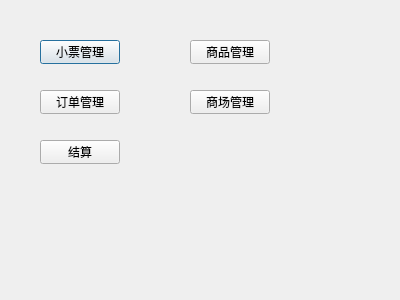
This is dialog.ui in cryring/myorder as Qt 5 draws it before an edit. The edited form follows.
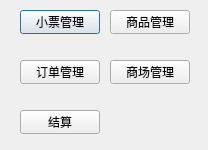
This is the edited form.

What changed in the file:
```diff
--- a/dialog.ui
+++ b/dialog.ui
@@ -6,8 +6,8 @@
    <rect>
     <x>0</x>
     <y>0</y>
-    <width>400</width>
-    <height>300</height>
+    <width>208</width>
+    <height>150</height>
    </rect>
   </property>
   <property name="windowTitle">
@@ -16,8 +16,8 @@
   <widget class="QPushButton" name="invoiceManageButton">
    <property name="geometry">
     <rect>
-     <x>40</x>
-     <y>40</y>
+     <x>20</x>
+     <y>10</y>
      <width>80</width>
      <height>24</height>
     </rect>
@@ -29,8 +29,8 @@
   <widget class="QPushButton" name="orderManageButton">
    <property name="geometry">
     <rect>
-     <x>40</x>
-     <y>90</y>
+     <x>20</x>
+     <y>60</y>
      <width>80</width>
      <height>24</height>
     </rect>
@@ -42,8 +42,8 @@
   <widget class="QPushButton" name="settleButton">
    <property name="geometry">
     <rect>
-     <x>40</x>
-     <y>140</y>
+     <x>20</x>
+     <y>110</y>
      <width>80</width>
      <height>24</height>
     </rect>
@@ -55,8 +55,8 @@
   <widget class="QPushButton" name="goodsNameManageButton">
    <property name="geometry">
     <rect>
-     <x>190</x>
-     <y>40</y>
+     <x>110</x>
+     <y>10</y>
      <width>80</width>
      <height>24</height>
     </rect>
@@ -68,8 +68,8 @@
   <widget class="QPushButton" name="shopManageButton">
    <property name="geometry">
     <rect>
-     <x>190</x>
-     <y>90</y>
+     <x>110</x>
+     <y>60</y>
      <width>80</width>
      <height>24</height>
     </rect>
```
